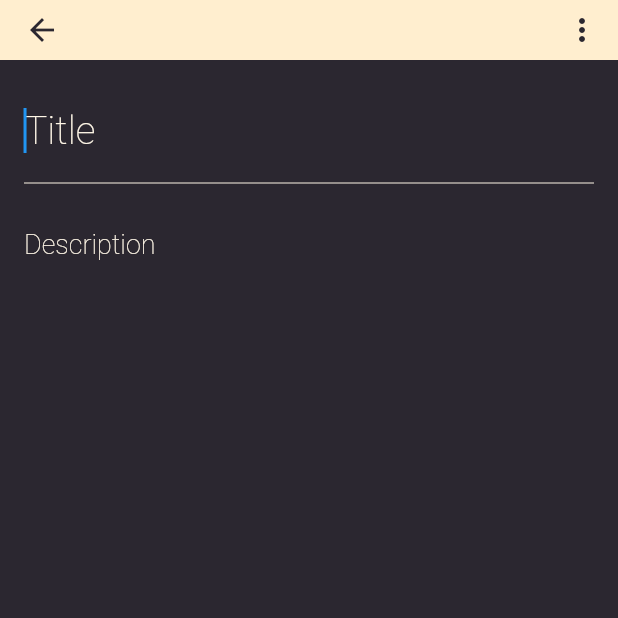
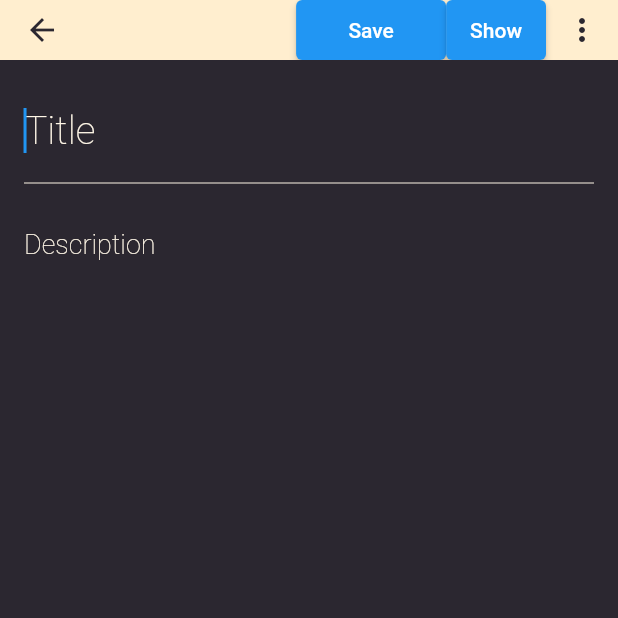
Before and after one commit to harshpreet1123/notes_flutter_app, a Flutter app: the screen it shows after launch, after a tap on the "add" icon, on a phone screen of 412 x 824 dp, the top half of it. Run offline on Flutter 3.47's test engine with Material 2 defaults, Android fonts, the phone set to English and light mode, and no system bars; our stand-ins replace sqflite, velocity_x; accounts and stored records are empty.

Commit message:
commit 18-07-2023, 03:28 PM

```diff
--- /dev/null
+++ b/lib/components/csutom_textfield.dart
@@ -0,0 +1,26 @@
+import 'package:flutter/material.dart';
+
+import '../consts/colors.dart';
+
+Widget customTextField(
+    double size,
+    FontWeight hintfontweight,
+    FontWeight textfontweight,
+    String hinttext,
+    Color color,
+    controller,
+    autofocus,
+    maxLines) {
+  return TextField(
+    textCapitalization: TextCapitalization.sentences,
+    maxLines: maxLines,
+    autofocus: true,
+    style: TextStyle(color: color, fontWeight: textfontweight, fontSize: size),
+    decoration: InputDecoration(
+      border: InputBorder.none,
+      hintText: hinttext,
+      hintStyle:
+          TextStyle(color: color, fontWeight: hintfontweight, fontSize: size),
+    ),
+  );
+}
--- a/lib/components/textfield.dart
+++ /dev/null
@@ -1,17 +0,0 @@
-import 'package:flutter/material.dart';
-
-import '../consts/colors.dart';
-
-Widget customTextField(double size,FontWeight hintfontweight,FontWeight textfontweight,String hinttext,Color color,controller,autofocus,maxLines){
-  return TextField(
-    textCapitalization: TextCapitalization.sentences,
-    maxLines: maxLines,
-    autofocus: true,
-    style: TextStyle(color: color,fontWeight: textfontweight,fontSize: size),
-    decoration: InputDecoration(
-      border: InputBorder.none,
-      hintText: hinttext,
-      hintStyle: TextStyle(color: color,fontWeight: hintfontweight,fontSize: size),
-    ),
-  );
-}
--- a/lib/main.dart
+++ b/lib/main.dart
@@ -1,9 +1,6 @@
 import 'package:flutter/material.dart';
-import 'package:flutter/services.dart';
 import 'package:notes/consts/colors.dart';
 import 'package:notes/screens/splash_screen.dart';
-
-import 'screens/home_screen.dart';
 
 void main() {
   runApp(const MyApp());
@@ -18,7 +15,7 @@ class MyApp extends StatelessWidget {
       debugShowCheckedModeBanner: false,
       title: 'Notes',
       theme: ThemeData(
-        primaryColor: Colors.blue,
+        primaryColor: primaryColor,
         scaffoldBackgroundColor: scaffoldBackgroundColor,
       ),
       home: SplashScreen(),
--- /dev/null
+++ b/lib/models/note.dart
@@ -0,0 +1,48 @@
+final String tableNotes = 'notes';
+
+class NotesField {
+  static final List<String> values = [id, title, description, createdTime];
+
+  static final String id = "_id";
+  static final String title = "title";
+  static final String description = "description";
+  static final String createdTime = "createdTime";
+}
+
+class Note {
+  int? id;
+  final String title;
+  final String description;
+  final DateTime createdTime;
+
+  Note(
+      {this.id,
+      required this.title,
+      required this.description,
+      required this.createdTime});
+
+  Note copy(
+      {int? id, String? title, String? description, DateTime? createdTime}) {
+    return Note(
+        id: id ?? this.id,
+        title: title ?? this.title,
+        description: description ?? this.description,
+        createdTime: createdTime ?? this.createdTime);
+  }
+
+  static Note fromJson(Map<String,Object?> json) {
+    return Note(
+      id: json[NotesField.id] as int,
+      title: json[NotesField.title] as String,
+      description: json[NotesField.description] as String,
+      createdTime: DateTime.parse(json[NotesField.createdTime] as String),
+    );
+  }
+
+  Map<String, Object?> toJson() => {
+        NotesField.id: id,
+        NotesField.title: title,
+        NotesField.description: description,
+        NotesField.createdTime: createdTime.toIso8601String(),
+      };
+}
--- a/lib/screens/home_screen.dart
+++ b/lib/screens/home_screen.dart
@@ -4,7 +4,6 @@ import 'package:notes/screens/note_screen.dart';
 import 'package:velocity_x/velocity_x.dart';
 import 'dart:math';
 import '../consts/colors.dart';
-import '../consts/theme.dart';
 
 class HomePage extends StatefulWidget {
   const HomePage({super.key});
@@ -73,7 +72,7 @@ class _HomePageState extends State<HomePage> {
           borderRadius: BorderRadius.circular(16),
         ),
         onPressed: () {
-          Navigator.of(context).pushReplacement(MaterialPageRoute(builder: (_)=>NoteScreen()));
+          Navigator.of(context).push(MaterialPageRoute(builder: (_)=>NoteScreen()));
         },
         child: const Icon(
           Icons.add,
--- a/lib/screens/note_screen.dart
+++ b/lib/screens/note_screen.dart
@@ -1,26 +1,73 @@
 import 'package:flutter/material.dart';
 import 'package:flutter/services.dart';
-import 'package:notes/components/textfield.dart';
+import 'package:notes/components/csutom_textfield.dart';
+import 'package:notes/db/notes_database.dart';
 import 'package:notes/screens/home_screen.dart';
+import 'package:sqflite/sqflite.dart';
 import 'package:velocity_x/velocity_x.dart';
-
+import 'package:path/path.dart';
 import '../consts/colors.dart';
+import '../models/note.dart';
 
 class NoteScreen extends StatefulWidget {
-  const NoteScreen({super.key});
+  const NoteScreen({Key? key}) : super(key: key);
 
   @override
   State<NoteScreen> createState() => _NoteScreenState();
 }
 
 class _NoteScreenState extends State<NoteScreen> {
+  TextEditingController titleController = TextEditingController();
+  TextEditingController descriptionController = TextEditingController();
+  String? title;
+  String? description;
+
+  void updateTitle() {
+    setState(() {
+      title = titleController.text;
+    });
+  }
+
+  void updateDescription() {
+    setState(() {
+      description = descriptionController.text;
+    });
+  }
+
   @override
   Widget build(BuildContext context) {
     SystemChrome.setSystemUIOverlayStyle(
         SystemUiOverlayStyle(statusBarColor: primaryColor));
-    TextEditingController titleController = TextEditingController();
-    TextEditingController descriptionController = TextEditingController();
-    FocusNode descFocus = FocusNode();
+
+    final NotesDatabase _db = NotesDatabase.instance;
+
+    void saveNote() async{
+      final String title = titleController.text;
+      final String description = descriptionController.text;
+
+      final Note newNote = Note(
+        title: title,
+        description: description,
+        createdTime: DateTime.now(),
+      );
+
+      await _db.create(newNote);
+      Navigator.pop(context);
+
+      print(_db);
+
+    }
+
+    void showNotes() async{
+      final List<Note> notes = await _db.readAll();
+      notes.forEach((note) {
+        print('id: ${note.id}');
+        print('Title: ${note.title}');
+        print('Description: ${note.description}');
+        print('Time: ${note.createdTime}');
+      });
+    }
+
     return Scaffold(
       appBar: AppBar(
         elevation: 0,
@@ -29,26 +76,68 @@ class _NoteScreenState extends State<NoteScreen> {
         leading: IconButton(
           icon: Icon(Icons.arrow_back, color: scaffoldBackgroundColor),
           onPressed: () {
-            Navigator.of(context).pushReplacement(MaterialPageRoute(builder: (_)=>HomePage()));
+            Navigator.of(context).pushReplacement(
+              MaterialPageRoute(builder: (_) => HomePage()),
+            );
           },
         ),
         actions: [
+          ElevatedButton(
+            onPressed: (){saveNote();},
+            child: "Save".text.make(),
+            style: ElevatedButton.styleFrom(fixedSize: Size(100, 20)),
+          ),
+          ElevatedButton(
+            onPressed: () {
+              showNotes();
+            },
+            child: "Show".text.make(),
+          ),
           IconButton(
-              onPressed: () {},
-              icon: Icon(
-                Icons.more_vert_sharp,
-                color: scaffoldBackgroundColor,
-              ))
+            onPressed: () {},
+            icon: Icon(
+              Icons.more_vert_sharp,
+              color: scaffoldBackgroundColor,
+            ),
+          ),
         ],
       ),
       body: SingleChildScrollView(
         child: Column(
           children: [
             20.heightBox,
-            customTextField(26, FontWeight.w100, FontWeight.w300, "Title", primaryColorlight,titleController,true,1).box.padding(EdgeInsets.symmetric(horizontal: 16)).make(),
-            const Divider(color: primaryColorlight,indent: 16,endIndent: 16,),
+            customTextField(
+              26,
+              FontWeight.w100,
+              FontWeight.w300,
+              "Title",
+              primaryColorlight,
+              titleController,
+              true,
+              1,
+            )
+                .box
+                .padding(EdgeInsets.symmetric(horizontal: 16))
+                .make(),
+            const Divider(
+              color: primaryColorlight,
+              indent: 16,
+              endIndent: 16,
+            ),
             10.heightBox,
-            customTextField(18, FontWeight.w100, FontWeight.w200, "Description", primaryColorlight,descriptionController,false,100).box.padding(EdgeInsets.symmetric(horizontal: 16)).make(),
+            customTextField(
+              18,
+              FontWeight.w100,
+              FontWeight.w200,
+              "Description",
+              primaryColorlight,
+              descriptionController,
+              false,
+              100,
+            )
+                .box
+                .padding(EdgeInsets.symmetric(horizontal: 16))
+                .make(),
           ],
         ),
       ),
--- a/pubspec.yaml
+++ b/pubspec.yaml
@@ -37,6 +37,9 @@ dependencies:
   # Use with the CupertinoIcons class for iOS style icons.
   cupertino_icons: ^1.0.2
   velocity_x: ^3.6.0
+  sqflite: ^2.2.8+4
+  intl: ^0.17.0
+  flutter_staggered_grid_view: ^0.6.2
 
 dev_dependencies:
   flutter_test:
```
Also changed, not shown: lib/consts/colors.dart (+7 -0 lines), lib/consts/theme.dart (deleted, +0 -12 lines), lib/db/notes_database.dart (added, +74 -0 lines), pubspec.lock, 1 other file.
